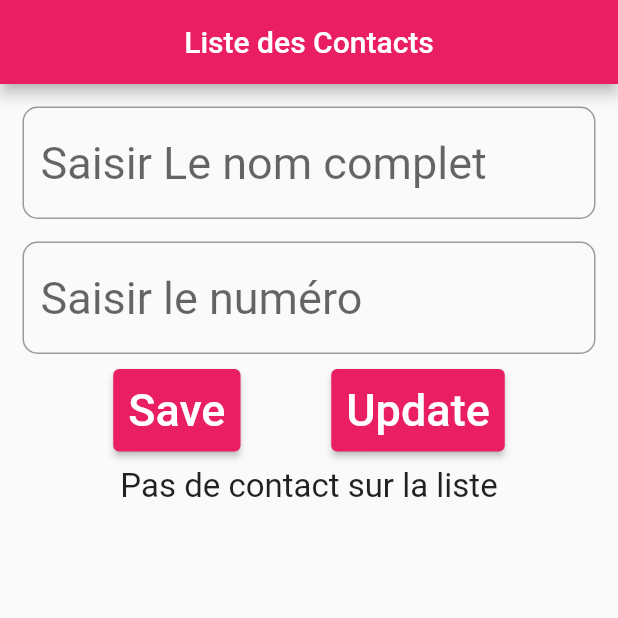
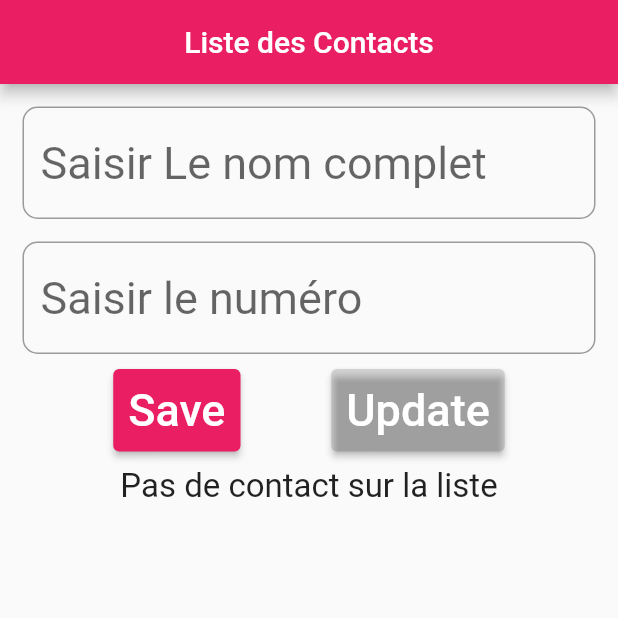
Before and after one commit to makhmadane96/mobile_rsx_dakar, a Flutter app: the screen it shows after launch, after a tap on "Update", on a phone screen of 412 x 824 dp, the top half of it. Run offline on Flutter 3.47's test engine with Material 2 defaults, Android fonts, the phone set to English and light mode, and no system bars.

Commit message:
feature/crud

```diff
--- a/lib/HomePage.dart
+++ b/lib/HomePage.dart
@@ -1,116 +1,112 @@
 import 'package:flutter/material.dart';
 import 'package:mobile_rsx/Contact.dart';
 
-class HomePage extends StatefulWidget{
+class HomePage extends StatefulWidget {
   @override
   State<StatefulWidget> createState() {
     return _HomePageState();
   }
-
-
 }
 
-class _HomePageState extends State<HomePage>{
+class _HomePageState extends State<HomePage> {
   TextEditingController nomComplet = TextEditingController();
   TextEditingController numero = TextEditingController();
   List<Contact> contacts = List.empty(growable: true);
+  bool verif = false;
+  int selectedIndex = -1;
+
+  TextField createTextField( TextEditingController val, TextInputType type, String text){
+      return TextField(
+        controller: val ,
+        style: TextStyle(fontSize: 30),
+        keyboardType: type,
+        decoration: InputDecoration(
+            hintText: text,
+            border: OutlineInputBorder(
+                borderRadius: BorderRadius.all(Radius.circular(10)))),
+      ) ;
+  }
+
   @override
   Widget build(BuildContext context) {
-    return  Scaffold(
+    return Scaffold(
       appBar: AppBar(
         backgroundColor: Colors.pink,
         centerTitle: true,
         title: Text("Liste des Contacts"),
-      ) ,
+      ),
       body: Container(
         padding: EdgeInsets.all(15.0),
         child: Column(
           children: [
-            TextField(
-              controller: nomComplet,
-              style: TextStyle(fontSize: 30),
-              keyboardType: TextInputType.text,
-              decoration: InputDecoration(
-                  hintText: "Saisir Le nom complet",
-                  border: OutlineInputBorder(
-                      borderRadius: BorderRadius.all(
-                          Radius.circular(10)
-                      )
-                  )
-              ),
-            ),
+            createTextField(nomComplet,TextInputType.text, "Saisir Le nom complet"),
             SizedBox(height: 15),
-            TextField(
-              controller: numero,
-              style: TextStyle(fontSize: 30),
-              keyboardType: TextInputType.number,
-              decoration: InputDecoration(
-                  hintText: "Saisir le numéro",
-                  border: OutlineInputBorder(
-                      borderRadius: BorderRadius.all(
-                          Radius.circular(10)
-                      )
-                  )
-              ),
-            ),
+            createTextField(numero, TextInputType.number, "Saisir le numéro")
+            ,
             SizedBox(height: 10),
             Row(
               mainAxisAlignment: MainAxisAlignment.spaceEvenly,
               children: [
                 ElevatedButton(
-                    onPressed: (){
-                      String nomc=nomComplet.text;
+                  onPressed: this.verif == true
+                      ? null
+                      : () {
+                          String nomc = nomComplet.text;
                           String num = numero.text;
-                      if(nomc.isNotEmpty && num.isNotEmpty){
+                          if (nomc.isNotEmpty && num.isNotEmpty) {
                             setState(() {
                               nomComplet.text = "";
                               numero.text = "";
-                          contacts.add(Contact(name:nomc,numero: num));
+                              contacts.add(Contact(name: nomc, numero: num));
                             });
-                        print(contacts.length);
-                        for (var value in contacts) {
-                          print(value.toString());
-                        }
                           }
                         },
-                    child: Text(
-                        "Save",
-                        style: TextStyle(fontSize: 30)
-                    ),
-                    style: const ButtonStyle(
+                  child: Text("Save", style: TextStyle(fontSize: 30)),
+                  style: ButtonStyle(
                       padding: MaterialStatePropertyAll(EdgeInsets.all(10)),
-                        backgroundColor: MaterialStatePropertyAll(Colors.pink)
-                    )
+                      backgroundColor: this.verif
+                          ? MaterialStatePropertyAll(Colors.black12)
+                          : MaterialStatePropertyAll(Colors.pink),
+                      mouseCursor: MaterialStateMouseCursor.clickable),
                 ),
                 ElevatedButton(
-                    onPressed: (){
-                      print("Update");
+                    onPressed: () {
+                      String nom = nomComplet.text.trim();
+                      String tel = numero.text.trim();
+                      if (nom.isNotEmpty && tel.isNotEmpty) {
+                        setState(() {
+                          nomComplet.text = "";
+                          numero.text = "";
+                          contacts[selectedIndex].name = nom;
+                          contacts[selectedIndex].numero = tel;
+                          this.verif = false;
+                        });
+                      }
                     },
-                    child: Text(
-                        "Update",
-                        style: TextStyle(fontSize: 30)
-                    ),
-                    style: const ButtonStyle(
+                    child: Text("Update", style: TextStyle(fontSize: 30)),
+                    style: ButtonStyle(
                       padding: MaterialStatePropertyAll(EdgeInsets.all(10)),
-                        backgroundColor: MaterialStatePropertyAll(Colors.pink)
-                    )
-                )
+                      backgroundColor: this.verif == false
+                          ? MaterialStatePropertyAll(Colors.black12)
+                          : MaterialStatePropertyAll(Colors.pink),
+                    ))
               ],
             ),
             SizedBox(height: 10),
-            contacts.isEmpty == true ?
-            const Text(
+            contacts.isEmpty
+                ? const Text(
                     "Pas de contact sur la liste",
                     style: TextStyle(fontSize: 22),
-            ) :
-              Expanded(child:
-                ListView.builder(
+                  )
+                : Expanded(
+                    child: ListView.builder(
                         itemCount: contacts.length,
-                  itemBuilder: (context, index) =>
-                      Card(
+                        itemBuilder: (context, index) => Card(
                             child: ListTile(
                                 leading: CircleAvatar(
-                            backgroundColor: index % 2 == 0 ? Colors.purple :Colors.green,
+                                  backgroundColor: index % 2 == 0
+                                      ? Colors.purple
+                                      : Colors.green,
                                   child: Text(
                                     contacts[index].name[0],
                                     style: TextStyle(fontSize: 30),
@@ -134,31 +130,32 @@ class _HomePageState extends State<HomePage>{
                                   child: Row(
                                     children: [
                                       InkWell(
-                                  onTap: (){
-                                    print("Modifier");
+                                        onTap: () {
+                                          setState(() {
+                                            this.selectedIndex = index;
+                                            this.verif = true;
+                                            nomComplet.text =
+                                                contacts[index].name;
+                                            numero.text =
+                                                contacts[index].numero;
+                                          });
                                         },
-                                  child:Icon(Icons.edit) ,
+                                        child: Icon(Icons.edit),
                                       ),
                                       InkWell(
-                                  child:Icon(Icons.delete) ,
-                                  onTap: (){
-                                    print("Supprimer");
+                                        child: Icon(Icons.delete),
+                                        onTap: () {
+                                          setState(() {
+                                            contacts.removeAt(index);
+                                          });
                                         },
                                       )
                                     ],
-                            ) ,
-                          )
-                        )
-                      )
-
-                )
-              )
-
+                                  ),
+                                )))))
           ],
         ),
       ),
     );
-
   }
-
 }
--- a/lib/main.dart
+++ b/lib/main.dart
@@ -1,5 +1,4 @@
 import 'package:flutter/material.dart';
-import 'package:mobile_rsx/Contact.dart';
 import 'package:mobile_rsx/HomePage.dart';
 
 void main() {
```
Lines whose indentation alone changed are shown as unchanged.
